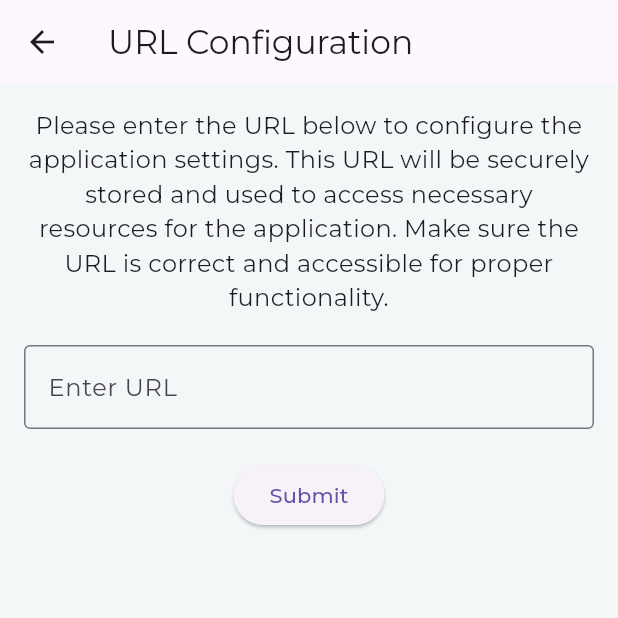
After one commit to dwikprsty/SportifyApps, a Flutter app: the ConfigScreen screen opened directly, on a phone screen of 412 x 824 dp, the top half of it. The commit adds this screen. Run offline on Flutter 3.47's test engine with Material 3 defaults, Android fonts, the phone set to English and light mode, and no system bars; our stand-ins replace carousel_slider, curved_labeled_navigation_bar, flutter_bloc, flutter_screenutil, google_fonts, image_picker and 1 more; accounts and stored records are empty.

Commit message:
continuing user profile integration

```diff
--- a/lib/dto/user.dart
+++ b/lib/dto/user.dart
@@ -30,7 +30,7 @@ class User {
       alamat: json['alamat'] as String? ?? '',
       fotoProfil: json['foto_profil'] as String? ?? '',
       nickname: json['nickname'] as String? ?? '',
-      namaPengguna: json['username'] as String? ?? '',
+      namaPengguna: json['nama_pengguna'] as String? ?? '',
       email: json['email'] as String? ?? '',
       jenisKelamin: json['gender'] as String? ?? '',
       tglLahir: json['birthday'] != null
--- a/lib/endpoints/endpoints.dart
+++ b/lib/endpoints/endpoints.dart
@@ -1,17 +1,23 @@
 class Endpoints {
-  static const String baseURL = "http://10.0.2.2:5000";
-  static const String register = "$baseURL/api/auth/register";
-  static const String showImage = "$baseURL/api/show_image";
-  static const String login = "$baseURL/api/auth/login";
-  static const String logout = "$baseURL/api/auth/logout";
-  static const String readField = "$baseURL/api/read/lapangan";
-  static const String createField = "$baseURL/api/create/lapangan";
-  static const String updateField = "$baseURL/api/update/lapangan";
-  static const String deleteField = "$baseURL/api/delete/lapangan";
-  static const String createReservation = "$baseURL/api/create/reservation";
-  static const String readSession = "$baseURL/api/read/sessions";
-  static const String readUser = "$baseURL/api/read/user";
-  static const String createUser = "$baseURL/api/create/user";
-  static const String updateUser = "$baseURL/api/update/user";
-  static const String deleteUser = "$baseURL/api/delete/user";
+  static  String baseURL = "http://10.0.2.2:5000";
+  static void updateBaseURL(String url) {
+    baseURL = url;
+  }
+
+  static String get register => "$baseURL/api/auth/register";
+  static String get showImage => "$baseURL/api/show_image";
+  static String get login => "$baseURL/api/auth/login";
+  static String get logout => "$baseURL/api/auth/logout";
+  static String get readField => "$baseURL/api/read/lapangan";
+  static String get createField => "$baseURL/api/create/lapangan";
+  static String get updateField => "$baseURL/api/update/lapangan";
+  static String get deleteField => "$baseURL/api/delete/lapangan";
+  static String get createReservation => "$baseURL/api/create/reservation";
+  static String get readSession => "$baseURL/api/read/sessions";
+  static String get readUser => "$baseURL/api/read/user";
+  static String get createUser => "$baseURL/api/create/user";
+  static String get updateUser => "$baseURL/api/user/update";
+  static String get deleteUser => "$baseURL/api/delete/user";
+
+  // static void updateBaseURL(String url) {}
 }
--- a/lib/screens/admin/edit_field_info.dart
+++ b/lib/screens/admin/edit_field_info.dart
@@ -18,7 +18,7 @@ class EditFieldScreen extends StatefulWidget {
   });
 
   @override
-  _EditFieldScreenState createState() => _EditFieldScreenState();
+  State<EditFieldScreen> createState() => _EditFieldScreenState();
 }
 
 class _EditFieldScreenState extends State<EditFieldScreen> {
--- /dev/null
+++ b/lib/screens/config_screen.dart
@@ -0,0 +1,73 @@
+import 'package:flutter/material.dart';
+import 'package:shared_preferences/shared_preferences.dart';
+import 'package:sportify_app/endpoints/endpoints.dart';
+
+class ConfigScreen extends StatefulWidget {
+  const ConfigScreen({super.key});
+
+  @override
+  ConfigScreenState createState() => ConfigScreenState();
+}
+
+class ConfigScreenState extends State<ConfigScreen> {
+  final TextEditingController _urlController = TextEditingController();
+
+  @override
+  void initState() {
+    super.initState();
+    _loadURL();
+  }
+
+  _loadURL() async {
+    SharedPreferences prefs = await SharedPreferences.getInstance();
+    String? url = prefs.getString('baseURL');
+    if (url != null) {
+      _urlController.text = url;
+    }
+  }
+
+  _saveURL() async {
+    String url = _urlController.text;
+    SharedPreferences prefs = await SharedPreferences.getInstance();
+    await prefs.setString('baseURL', url);
+    Endpoints.updateBaseURL(url);
+    // ignore: use_build_context_synchronously
+    ScaffoldMessenger.of(context).showSnackBar(
+      const SnackBar(content: Text('URL saved successfully')),
+    );
+  }
+
+  @override
+  Widget build(BuildContext context) {
+    return Scaffold(
+      appBar: AppBar(
+        title: const Text('URL Configuration'),
+      ),
+      body: Padding(
+        padding: const EdgeInsets.all(16.0),
+        child: Column(
+          children: <Widget>[
+            const Text(
+              'Please enter the URL below to configure the application settings. This URL will be securely stored and used to access necessary resources for the application. Make sure the URL is correct and accessible for proper functionality.',
+              style: TextStyle(fontSize: 16),
+              textAlign: TextAlign.center,
+            ),
+            const SizedBox(height: 20),
+            TextField(
+              controller: _urlController,
+              decoration: const InputDecoration(
+                labelText: 'Enter URL',
+                border: OutlineInputBorder(),
+              ),
+            ),
+            const SizedBox(height: 20),
+            ElevatedButton(
+              onPressed: _saveURL,
+              child: const Text('Submit'),
+            ),
+          ],
+        ),
+      ),
+    );
+  }
+}
--- a/lib/screens/home_page.dart
+++ b/lib/screens/home_page.dart
@@ -11,7 +11,7 @@ class HomePage extends StatefulWidget {
   const HomePage({super.key});
 
   @override
-  _HomePageState createState() => _HomePageState();
+  State<HomePage> createState() => _HomePageState();
 }
 
 class _HomePageState extends State<HomePage> {
--- a/lib/widgets/button.dart
+++ b/lib/widgets/button.dart
@@ -9,16 +9,21 @@ enum ButtonType { PRIMARY, PLAIN }
 
 class AppButton extends StatelessWidget {
   final ButtonType type;
-  final VoidCallback onPressed;
+  final Function()? onPressed;
   final String text;
+  final Function()? updateProfile;
 
   const AppButton(
-      {super.key, required this.type, required this.onPressed, required this.text});
+      {super.key,
+      required this.type,
+      required this.onPressed,
+      required this.text,
+      this.updateProfile});
 
   @override
   Widget build(BuildContext context) {
     return InkWell(
-      onTap: onPressed,
+      onTap: updateProfile ?? onPressed,
       child: Container(
         width: ScreenUtil().setWidth(250.0),
         height: ScreenUtil().setHeight(50.0),
--- a/lib/widgets/flexible_form_input.dart
+++ b/lib/widgets/flexible_form_input.dart
@@ -21,7 +21,7 @@ class FlexibleInputWidget extends StatelessWidget {
   final bool enabled; // Tambahkan properti enabled
 
   const FlexibleInputWidget({
-    Key? key,
+    super.key,
     required this.hintText,
     this.topLabel = "",
     this.value,
@@ -39,7 +39,7 @@ class FlexibleInputWidget extends StatelessWidget {
     this.isDropdown = false,
     this.keyboardType,
     this.enabled = true, // Tambahkan properti enabled dengan nilai default true
-  }) : super(key: key);
+  });
 
   @override
   Widget build(BuildContext context) {
--- a/pubspec.yaml
+++ b/pubspec.yaml
@@ -50,6 +50,7 @@ dependencies:
   meta: ^1.11.0
   flutter_secure_storage: ^9.2.2
   skeletonizer: ^1.3.0
+  shared_preferences: ^2.2.3
 
 
 
```
Also changed, not shown: lib/screens/field_detail_screen.dart (+18 -6 lines), lib/screens/login_screen.dart (+12 -11 lines), lib/screens/profile_page.dart (+82 -50 lines), lib/screens/register_page.dart (+78 -52 lines), lib/services/data_service.dart (+4 -4 lines), pubspec.lock, 2 other files.
